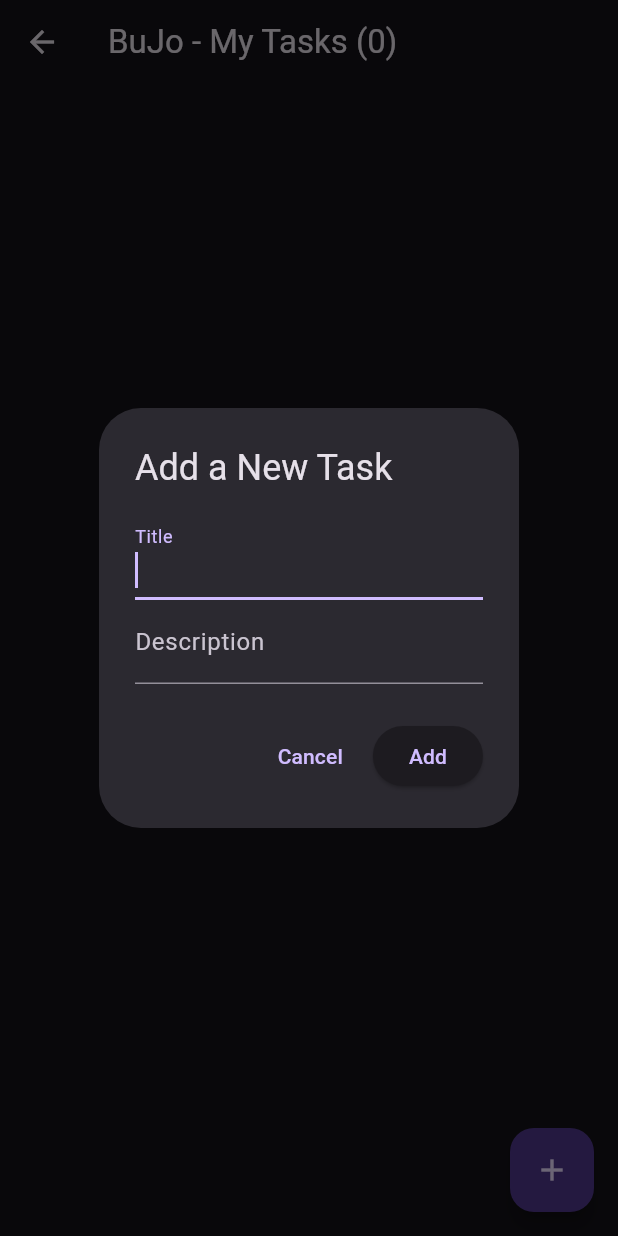
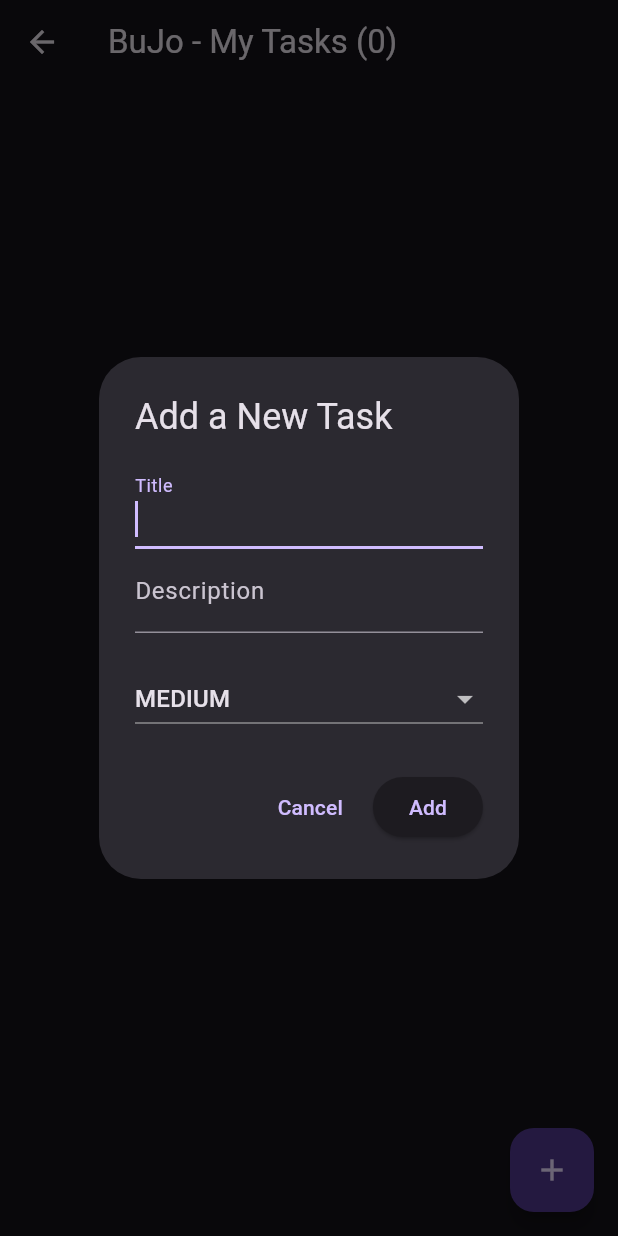
Before and after one commit to Atishyy27/BuJo, a Flutter app: the TasksScreen screen opened directly, after a tap on the "add" icon, on a phone screen of 412 x 824 dp. Run offline on Flutter 3.47's test engine with Material 3 defaults, Android fonts, the phone set to English and light mode, and no system bars; our stand-ins replace hive, hive_flutter, percent_indicator, table_calendar; accounts and stored records are empty; statements that could not run were skipped.

Commit message:
feat: add tasks, habits, focus timer, and youtube tracker

```diff
--- a/lib/main.dart
+++ b/lib/main.dart
@@ -1,7 +1,8 @@
 // lib/main.dart
 import 'package:bujo/models/habit_model.dart';
 import 'package:bujo/models/task_model.dart';
-import 'package:bujo/providers/habit_provider.dart'; // Import HabitProvider
+import 'package:bujo/models/priority.dart';
+import 'package:bujo/providers/habit_provider.dart';
 import 'package:bujo/providers/task_provider.dart';
 import 'package:bujo/screens/main_screen.dart';
 import 'package:flutter/material.dart';
@@ -14,6 +15,7 @@ void main() async {
 
   Hive.registerAdapter(TaskAdapter());
   Hive.registerAdapter(HabitAdapter());
+  Hive.registerAdapter(PriorityAdapter());
 
   await Hive.openBox<Task>('tasks');
   await Hive.openBox<Habit>('habits');
--- /dev/null
+++ b/lib/models/priority.dart
@@ -0,0 +1,16 @@
+// lib/models/priority.dart
+import 'package:hive/hive.dart';
+
+part 'priority.g.dart';
+
+@HiveType(typeId: 2) // New unique typeId
+enum Priority {
+  @HiveField(0)
+  low,
+
+  @HiveField(1)
+  medium,
+
+  @HiveField(2)
+  high,
+}
--- a/lib/models/task_model.dart
+++ b/lib/models/task_model.dart
@@ -1,5 +1,6 @@
 // lib/models/task_model.dart
 import 'package:hive/hive.dart';
+import 'priority.dart'; // Import our new enum
 
 part 'task_model.g.dart';
 
@@ -14,9 +15,14 @@ class Task extends HiveObject {
   @HiveField(2)
   bool isCompleted;
 
+  // --- NEW FIELD ---
+  @HiveField(3)
+  Priority priority;
+
   Task({
     required this.title,
     required this.description,
     this.isCompleted = false,
+    this.priority = Priority.medium, // Default to medium
   });
 }
--- a/lib/screens/task_screen.dart
+++ b/lib/screens/task_screen.dart
@@ -1,4 +1,4 @@
-// lib/screens/tasks_screen.dart
+import 'package:bujo/models/priority.dart';
 import 'package:bujo/models/task_model.dart';
 import 'package:bujo/providers/task_provider.dart';
 import 'package:flutter/material.dart';
@@ -9,72 +9,90 @@ class TasksScreen extends StatelessWidget {
 
   @override
   Widget build(BuildContext context) {
+    final taskProvider = Provider.of<TaskProvider>(context);
     return Scaffold(
       appBar: AppBar(
-        title: Consumer<TaskProvider>(
-          builder: (context, taskProvider, child) {
-            final pendingTasks = taskProvider.tasks.where((t) => !t.isCompleted).length;
-            return Text('BuJo - My Tasks ($pendingTasks)');
-          },
+        title: Text('BuJo - My Tasks (${taskProvider.tasks.where((t) => !t.isCompleted).length})'),
       ),
-      ),
-      body: Consumer<TaskProvider>(
-        builder: (context, taskProvider, child) {
-          if (taskProvider.tasks.isEmpty) {
-            return const Center(
-              child: Text('No tasks yet. Add one! ✨', style: TextStyle(fontSize: 18)),
-            );
-          }
-          return ListView.builder(
+      body: ListView.builder(
         itemCount: taskProvider.tasks.length,
         itemBuilder: (context, index) {
           final Task task = taskProvider.tasks[index];
           return ListTile(
-                leading: Checkbox(
-                  value: task.isCompleted,
-                  onChanged: (value) => taskProvider.toggleTaskStatus(task),
+            // NEW: Display an icon based on the task's priority
+            leading: _getPriorityIcon(task.priority),
+            title: Text(task.title),
+            subtitle: Text(task.description),
+            trailing: Row(
+              mainAxisSize: MainAxisSize.min,
+              children: [
+                Checkbox(value: task.isCompleted, onChanged: (value) => taskProvider.toggleTaskStatus(task)),
+                IconButton(icon: const Icon(Icons.edit_outlined), onPressed: () => _showTaskDialog(context, taskProvider, taskToEdit: task)),
+              ],
             ),
-                title: Text(
-                  task.title,
-                  style: TextStyle(
-                    decoration: task.isCompleted ? TextDecoration.lineThrough : null,
-                    color: task.isCompleted ? Colors.grey : null,
-                  ),
-                ),
-                subtitle: Text(task.description),
-                trailing: IconButton(
-                  icon: const Icon(Icons.delete_outline, color: Colors.redAccent),
-                  onPressed: () => taskProvider.deleteTask(task),
-                ),
-              );
-            },
           );
         },
       ),
       floatingActionButton: FloatingActionButton(
-        onPressed: () => _showAddTaskDialog(context),
+        onPressed: () => _showTaskDialog(context, taskProvider),
         child: const Icon(Icons.add),
         tooltip: 'Add Task',
       ),
     );
   }
 
-  // Helper method to show the Add Task dialog
-  void _showAddTaskDialog(BuildContext context) {
-    final titleController = TextEditingController();
-    final descriptionController = TextEditingController();
-    // Get the provider but don't listen for changes here
-    final taskProvider = Provider.of<TaskProvider>(context, listen: false);
+  // NEW: Helper widget to return an icon based on priority
+  Widget _getPriorityIcon(Priority priority) {
+    switch (priority) {
+      case Priority.high:
+        return const Icon(Icons.keyboard_double_arrow_up_rounded, color: Colors.redAccent);
+      case Priority.medium:
+        return const Icon(Icons.drag_handle_rounded, color: Colors.yellowAccent);
+      case Priority.low:
+        return const Icon(Icons.keyboard_double_arrow_down_rounded, color: Colors.greenAccent);
+      default:
+        return const Icon(Icons.drag_handle_rounded, color: Colors.grey);
+    }
+  }
+
+  void _showTaskDialog(BuildContext context, TaskProvider provider, {Task? taskToEdit}) {
+    final bool isEditing = taskToEdit != null;
+    final titleController = TextEditingController(text: isEditing ? taskToEdit.title : '');
+    final descriptionController = TextEditingController(text: isEditing ? taskToEdit.description : '');
+    // Hold the state of the dropdown
+    Priority selectedPriority = isEditing ? taskToEdit.priority : Priority.medium;
 
     showDialog(
       context: context,
-      builder: (context) => AlertDialog(
-        title: const Text('Add a New Task'),
+      builder: (context) {
+        // Use a StatefulBuilder to allow the dialog's content to have its own state
+        return StatefulBuilder(
+          builder: (context, setState) {
+            return AlertDialog(
+              title: Text(isEditing ? 'Edit Task' : 'Add a New Task'),
               content: Column(
                 mainAxisSize: MainAxisSize.min,
                 children: [
                   TextField(controller: titleController, autofocus: true, decoration: const InputDecoration(labelText: 'Title')),
                   TextField(controller: descriptionController, decoration: const InputDecoration(labelText: 'Description')),
+                  const SizedBox(height: 20),
+                  // NEW: Dropdown menu to select a priority
+                  DropdownButton<Priority>(
+                    value: selectedPriority,
+                    isExpanded: true,
+                    onChanged: (Priority? newValue) {
+                      // Use the dialog's own setState to update the dropdown
+                      setState(() {
+                        selectedPriority = newValue!;
+                      });
+                    },
+                    items: Priority.values.map((Priority priority) {
+                      return DropdownMenuItem<Priority>(
+                        value: priority,
+                        child: Text(priority.name.toUpperCase()),
+                      );
+                    }).toList(),
+                  ),
                 ],
               ),
               actions: [
@@ -82,14 +100,21 @@ class TasksScreen extends StatelessWidget {
                 ElevatedButton(
                   onPressed: () {
                     if (titleController.text.isNotEmpty) {
-                taskProvider.addTask(titleController.text, descriptionController.text);
+                      if (isEditing) {
+                        provider.updateTask(taskToEdit, titleController.text, descriptionController.text, selectedPriority);
+                      } else {
+                        provider.addTask(titleController.text, descriptionController.text, selectedPriority);
+                      }
                       Navigator.pop(context);
                     }
                   },
-            child: const Text('Add'),
+                  child: Text(isEditing ? 'Save' : 'Add'),
                 ),
               ],
-      ),
+            );
+          },
+        );
+      },
     );
   }
 }
--- a/pubspec.yaml
+++ b/pubspec.yaml
@@ -50,3 +50,5 @@ dev_dependencies:
   build_runner: ^2.4.11
   table_calendar: ^3.1.2
   flutter_lints: ^3.0.0
+  percent_indicator: ^4.2.3
+  http: ^ 1.2.1
```
Also changed, not shown: focus_screen.dart (added, +18 -0 lines), lib/providers/habit_provider.dart (+18 -0 lines), lib/providers/task_provider.dart (+21 -22 lines), lib/screens/courses_screen.dart (added, +119 -0 lines), lib/screens/focus_screen.dart (added, +116 -0 lines), lib/screens/habits_screen.dart (+11 -11 lines), lib/screens/main_screen.dart (+17 -125 lines), lib/models/priority.g.dart (added), lib/models/task_model.g.dart, pubspec.lock. Lines whose indentation alone changed are shown as unchanged.
